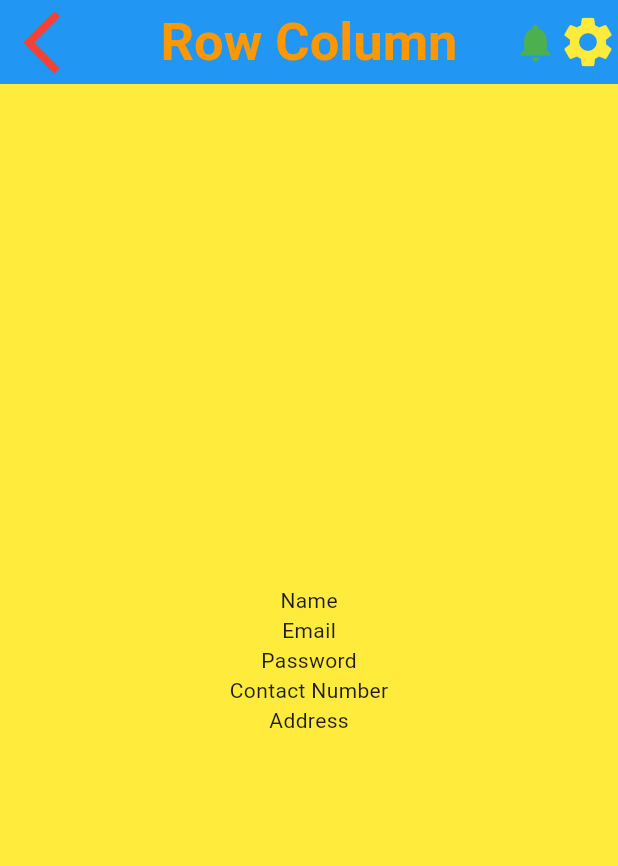
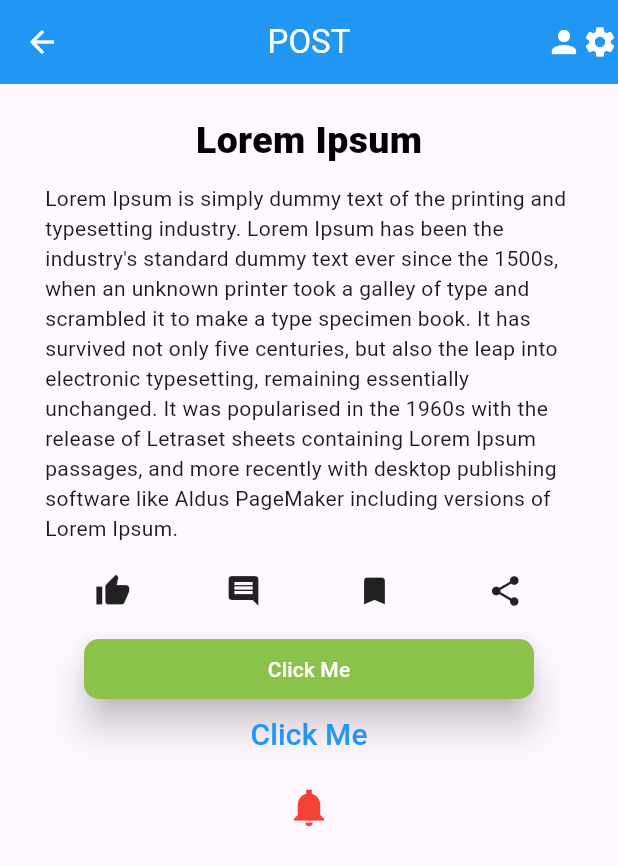
Before and after one commit to AbRehman536/irshad_frontend, a Flutter app: the screen it shows after launch, on a phone screen of 412 x 824 dp. Shown: the top 866 px of the screen. Run offline on Flutter 3.47's test engine with Material 3 defaults, Android fonts, the phone set to English and light mode, and no system bars.

Commit message:
Nested Row Column Done

```diff
--- a/lib/main.dart
+++ b/lib/main.dart
@@ -1,5 +1,6 @@
 import 'package:flutter/material.dart';
 import 'package:irshad_frontend/floating_action_button.dart';
+import 'package:irshad_frontend/nested_row_column.dart';
 import 'package:irshad_frontend/row_column.dart';
 
 import 'appBar.dart';
@@ -35,7 +36,7 @@
         // tested with just a hot reload.
         colorScheme: ColorScheme.fromSeed(seedColor: Colors.deepPurple),
       ),
-      home: RowColumnDemo(),
+      home: NestedRowColumn(),
     );
   }
 }
--- /dev/null
+++ b/lib/nested_row_column.dart
@@ -0,0 +1,63 @@
+import 'package:flutter/material.dart';
+
+class NestedRowColumn extends StatelessWidget {
+  const NestedRowColumn({super.key});
+
+  @override
+  Widget build(BuildContext context) {
+    return Scaffold(
+      appBar: AppBar(
+        leading: Icon(Icons.arrow_back),
+        title: Text("POST"),
+        backgroundColor: Colors.blue,
+        foregroundColor: Colors.white,
+        centerTitle: true,
+        actions: [
+          Icon(Icons.person),
+          Icon(Icons.settings),
+        ],
+      ),
+      body: Column(
+        children: [
+          SizedBox(height: 20,),
+        Text("Lorem Ipsum",style: TextStyle(
+          fontSize: 25, fontWeight: FontWeight.w900, color: Colors.black
+        ),),
+
+          SizedBox(height: 10,),
+        Padding(
+          padding: const EdgeInsets.symmetric(horizontal: 30),
+          child: Text("Lorem Ipsum is simply dummy text of the printing and typesetting industry. Lorem Ipsum has been the industry's standard dummy text ever since the 1500s, when an unknown printer took a galley of type and scrambled it to make a type specimen book. It has survived not only five centuries, but also the leap into electronic typesetting, remaining essentially unchanged. It was popularised in the 1960s with the release of Letraset sheets containing Lorem Ipsum passages, and more recently with desktop publishing software like Aldus PageMaker including versions of Lorem Ipsum."),
+        ),
+
+          SizedBox(height: 20,),
+          Row(
+          mainAxisAlignment: MainAxisAlignment.spaceEvenly,
+          children: [
+          Icon(Icons.thumb_up),
+          Icon(Icons.comment),
+          Icon(Icons.bookmark),
+          Icon(Icons.share),
+        ],),
+          SizedBox(height: 20,),
+        SizedBox(
+          width: 300, height: 40,
+          child: ElevatedButton(onPressed: (){},
+              style: ElevatedButton.styleFrom(
+                backgroundColor: Colors.lightGreen,
+                foregroundColor: Colors.white,
+                shape: RoundedRectangleBorder(
+                  borderRadius: BorderRadius.circular(10)
+                ),
+                elevation: 10
+              )
+              , child: Text("Click Me")),
+        ),
+          TextButton(onPressed: (){},child: Text("Click Me",style: TextStyle(
+            fontWeight: FontWeight.w500,fontSize: 20, color: Colors.blue
+          ),)),
+          IconButton(onPressed: (){}, icon: Icon(Icons.notifications_sharp, size: 30, color: Colors.red,))
+      ],),
+    );
+  }
+}
```
